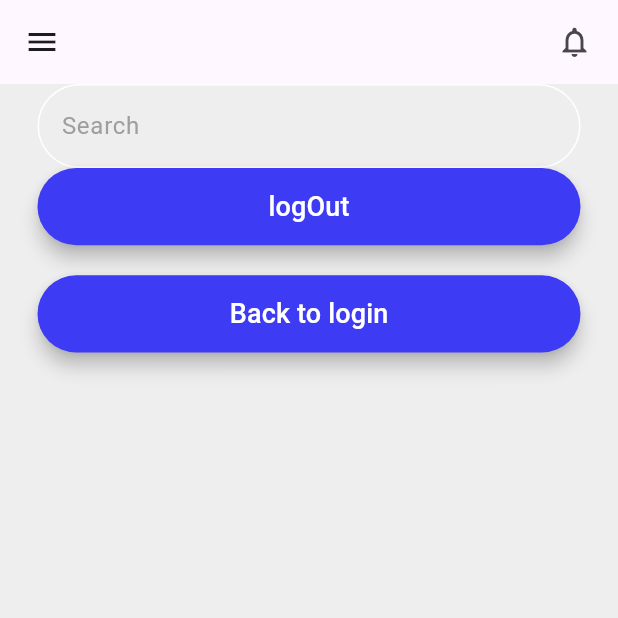
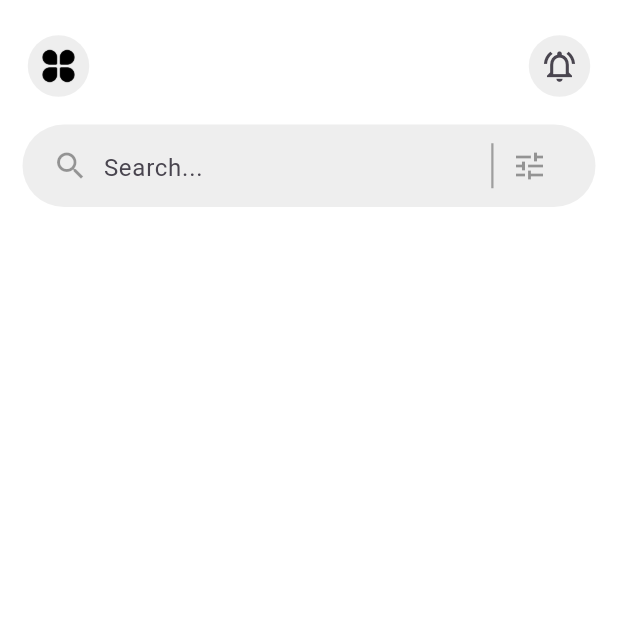
Before and after one commit to AbiyaLS/ecommerce_app, a Flutter app: the HomePage screen opened directly, on a phone screen of 412 x 824 dp, the top half of it. Run offline on Flutter 3.47's test engine with Material 3 defaults, Android fonts, the phone set to English and light mode, and no system bars; our stand-ins replace cloud_firestore, firebase_auth, firebase_core; accounts and stored records are empty.

Commit message:
HomePage UI Setup

```diff
--- /dev/null
+++ b/lib/Home/screens/homePage.dart
@@ -0,0 +1,46 @@
+import 'package:flutter/material.dart';
+import '../widget/home_appbar.dart';
+import '../widget/search_bar.dart';
+
+class HomePage extends StatefulWidget {
+  const HomePage({super.key});
+
+  @override
+  State<HomePage> createState() => _HomePageState();
+}
+
+class _HomePageState extends State<HomePage> {
+  @override
+  Widget build(BuildContext context) {
+    return  Scaffold(
+      backgroundColor: Colors.white,
+     body: SingleChildScrollView(
+       child: Padding(
+         padding: const EdgeInsets.all(15.0),
+         child: Column(
+           crossAxisAlignment: CrossAxisAlignment.start,
+          children: [
+            Padding(
+              padding: const EdgeInsets.symmetric(vertical: 5),
+              child: HomeAppBar(),
+            ),
+            SizedBox(height: 10,),
+            CustomSearchBar()
+          ],
+         ),
+       ),
+     ),
+
+
+    );
+  }
+}
+
+// MyButton(text: "logOut", onPressed: ()async{
+//   await AuthService().logOut();
+//   Navigator.of(context).pushReplacement(MaterialPageRoute(builder: (context) => Login()));
+// }),
+// SizedBox(height: 20,),
+// MyButton(text: "Back to login", onPressed: (){
+//   Navigator.of(context).pushReplacement(MaterialPageRoute(builder: (context) => Login()));
+// })
--- /dev/null
+++ b/lib/Home/widget/home_appbar.dart
@@ -0,0 +1,20 @@
+import 'package:flutter/material.dart';
+
+class HomeAppBar extends StatelessWidget {
+  const HomeAppBar({super.key});
+
+  @override
+  Widget build(BuildContext context) {
+    return Row(
+      mainAxisAlignment: MainAxisAlignment.spaceBetween,
+      children: [
+        IconButton(onPressed: (){},
+            style: IconButton.styleFrom(backgroundColor: Colors.grey.shade200),
+            icon: Image.asset("lib/Home/icons/menu.png",height: 25,)),
+        IconButton(onPressed: (){},
+            style: IconButton.styleFrom(backgroundColor: Colors.grey.shade200),
+            icon: Icon(Icons.notifications_active_outlined,size: 25,))
+      ],
+    );
+  }
+}
--- /dev/null
+++ b/lib/Home/widget/search_bar.dart
@@ -0,0 +1,29 @@
+import 'package:flutter/material.dart';
+
+class CustomSearchBar extends StatelessWidget {
+  const CustomSearchBar({super.key});
+
+  @override
+  Widget build(BuildContext context) {
+    return Container(
+      height: 55,
+      width: double.infinity,
+      decoration: BoxDecoration(
+        color: Colors.grey.shade200,
+        borderRadius: BorderRadius.circular(40),
+      ),
+      padding:const EdgeInsets.symmetric(horizontal: 20,vertical: 5),
+      child: Row(
+        children: [
+          Icon(Icons.search,color: Colors.black38,),
+          SizedBox(width: 10,),
+          Flexible(flex: 4,
+              child: TextField(
+                decoration: InputDecoration(hintText: "Search...",border: InputBorder.none),)),
+          Container(height: 30,width: 1.5,color: Colors.grey,),
+          IconButton(onPressed: (){}, icon: Icon(Icons.tune,color: Colors.black38,))
+        ],
+      ),
+    );
+  }
+}
--- a/lib/auth/screens/login.dart
+++ b/lib/auth/screens/login.dart
@@ -4,8 +4,7 @@ import 'package:ecommerce_app/auth/components/forget_password/forgot_password.da
 import 'package:ecommerce_app/auth/screens/signUp.dart';
 import 'package:ecommerce_app/auth/services/authService.dart';
 import 'package:flutter/material.dart';
-
-import '../../homePage.dart';
+import '../../Home/screens/homePage.dart';
 import '../components/myButton.dart';
 import '../components/showSnackBar.dart';
 import '../components/squareTile.dart';
--- a/lib/auth/screens/signUp.dart
+++ b/lib/auth/screens/signUp.dart
@@ -1,7 +1,6 @@
 import 'package:ecommerce_app/auth/screens/login.dart';
 import 'package:flutter/material.dart';
-
-import '../../homePage.dart';
+import '../../Home/screens/homePage.dart';
 import '../components/auth_textfield.dart';
 import '../components/divider.dart';
 import '../components/myButton.dart';
--- a/lib/homePage.dart
+++ /dev/null
@@ -1,53 +0,0 @@
-import 'package:ecommerce_app/auth/components/myButton.dart';
-import 'package:ecommerce_app/auth/screens/login.dart';
-import 'package:ecommerce_app/auth/services/authService.dart';
-import 'package:flutter/material.dart';
-
-class HomePage extends StatefulWidget {
-  const HomePage({super.key});
-
-  @override
-  State<HomePage> createState() => _HomePageState();
-}
-
-class _HomePageState extends State<HomePage> {
-  @override
-  Widget build(BuildContext context) {
-    return  Scaffold(
-      backgroundColor: Colors.grey.shade200,
-      appBar: AppBar(
-        leading:IconButton(onPressed: (){}, icon: Icon(Icons.menu),),
-        actions: [
-          Row(children: [ IconButton(onPressed: (){}, icon: Icon(Icons.notifications_none)),SizedBox(width: 5,)]),
-        ],),
-      body: Column(
-        children: [
-          Padding(
-            padding: const EdgeInsets.symmetric(horizontal: 25.0),
-            child: TextField(
-              decoration: InputDecoration(
-                  enabledBorder: OutlineInputBorder(
-                      borderSide: BorderSide(color: Colors.white),borderRadius: BorderRadius.circular(40)
-                  ),
-                  focusedBorder: OutlineInputBorder(
-                      borderSide: BorderSide(color: Colors.grey)
-                  ),
-                  fillColor: Colors.grey.shade200,filled: true,
-                  hintStyle: TextStyle(color: Colors.grey.shade500),
-                  hintText: "Search "
-              ),
-            ),
-          ),
-          MyButton(text: "logOut", onPressed: ()async{
-            await AuthService().logOut();
-            Navigator.of(context).pushReplacement(MaterialPageRoute(builder: (context) => Login()));
-          }),
-          SizedBox(height: 20,),
-          MyButton(text: "Back to login", onPressed: (){
-            Navigator.of(context).pushReplacement(MaterialPageRoute(builder: (context) => Login()));
-          })
-        ],
-      ),
-    );
-  }
-}
--- a/pubspec.yaml
+++ b/pubspec.yaml
@@ -64,6 +64,7 @@ flutter:
   assets:
     - assets/
     - lib/auth/icons/
+    - lib/Home/icons/
 
   # An image asset can refer to one or more resolution-specific "variants", see
   # https://flutter.dev/to/resolution-aware-images
```
Also changed, not shown: lib/Home/screens/cart.dart (added, +10 -0 lines), lib/Home/screens/detail.dart (added, +10 -0 lines), lib/Home/screens/watchlist.dart (added, +10 -0 lines), lib/Home/widget/bottam_nav.dart (added, +73 -0 lines), lib/main.dart (+11 -9 lines), assets/image1.png (added), assets/image2.png (added), assets/image3.png (added), assets/image4.png (added), assets/image5.png (added), assets/image6.png (added), lib/Home/icons/menu.png (added).
